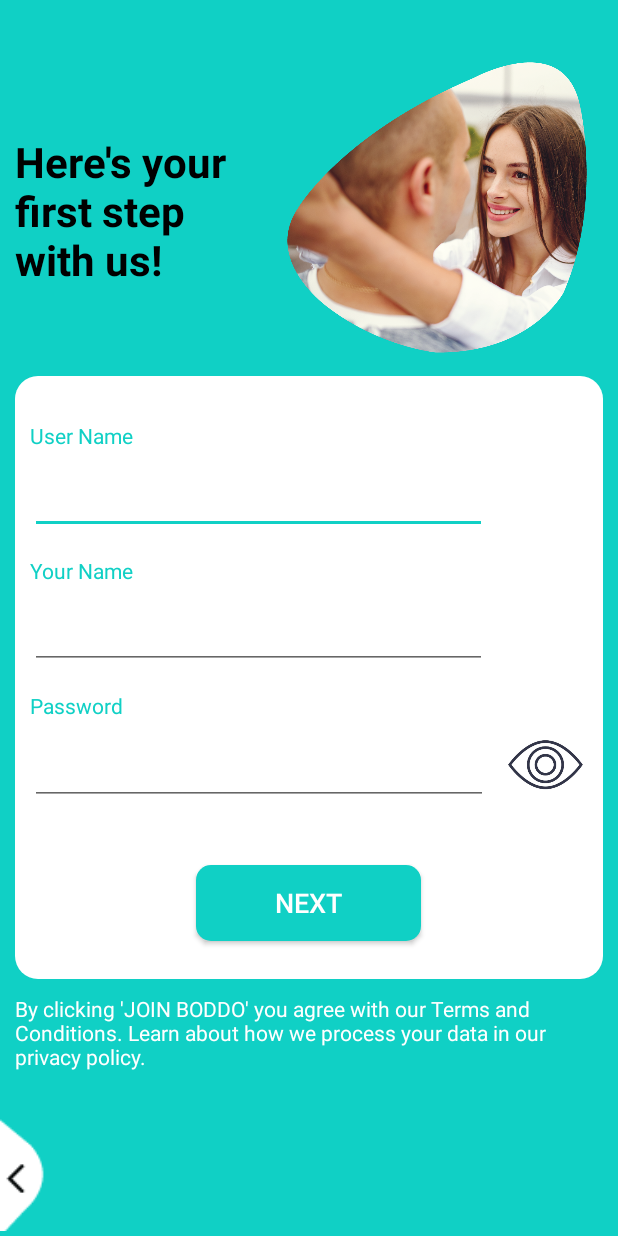
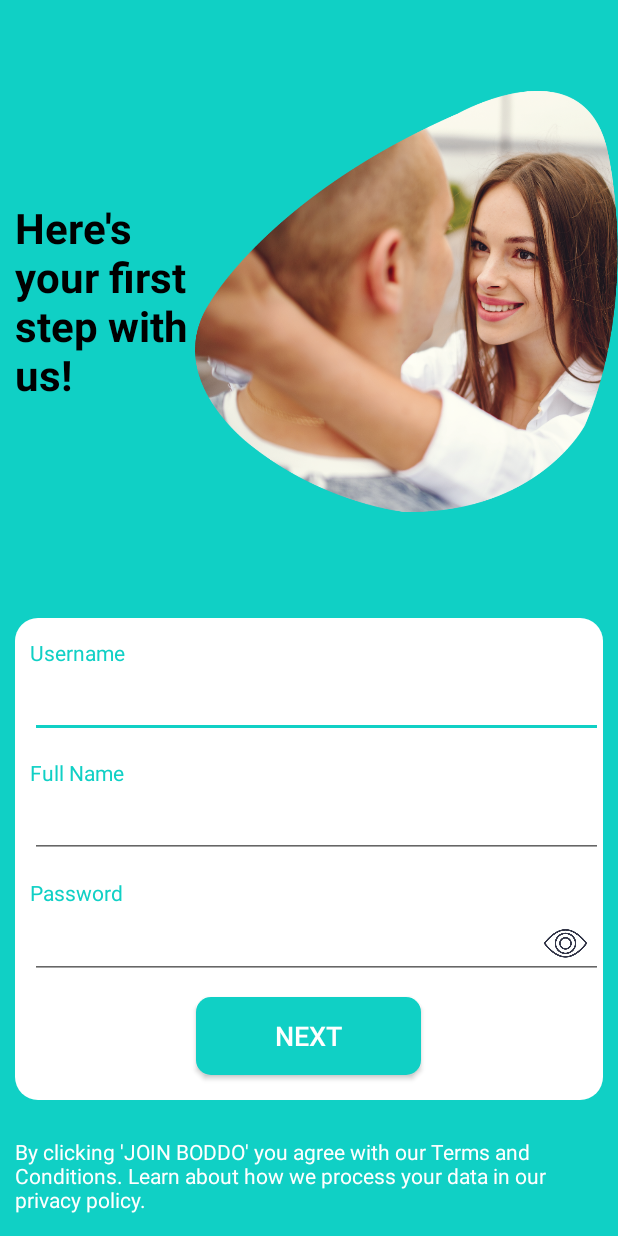
Before and after one commit to IbrarTanim/MyChatApp, an Android app: the RegistrationActivity screen opened directly, with no data from a screen before it, on a phone screen of 412 x 824 dp. Run offline under Robolectric (Android 15) with nearby library versions, the phone set to English and light mode, and no system bars.

Commit message:
Registration. login, forget password done

```diff
--- a/app/src/main/res/layout/activity_login.xml
+++ b/app/src/main/res/layout/activity_login.xml
@@ -3,26 +3,22 @@
     xmlns:app="http://schemas.android.com/apk/res-auto"
     xmlns:tools="http://schemas.android.com/tools"
     android:layout_width="match_parent"
-    android:layout_height="match_parent">
+    android:layout_height="match_parent"
+    android:background="@color/white">
 
     <LinearLayout
         android:layout_width="match_parent"
         android:layout_height="match_parent"
-        android:background="@color/white"
         android:orientation="vertical"
-        android:weightSum="5">
+        android:weightSum="10">
 
-        <View
-            android:layout_width="match_parent"
-            android:layout_height="0dp"
-            android:layout_weight="0.25" />
 
         <LinearLayout
             android:layout_width="match_parent"
             android:layout_height="0dp"
             android:layout_gravity="bottom"
             android:layout_marginLeft="10dp"
-            android:layout_weight="2.5"
+            android:layout_weight="5"
             android:orientation="horizontal"
             android:weightSum="10">
 
@@ -41,7 +37,7 @@
             <ImageView
                 android:layout_width="0dp"
                 android:layout_height="match_parent"
-                android:layout_gravity="center"
+                android:layout_gravity="right"
                 android:layout_weight="7"
                 android:background="@color/transparent"
                 android:scaleType="fitCenter"
@@ -49,16 +45,12 @@
 
         </LinearLayout>
 
-        <View
-            android:layout_width="match_parent"
-            android:layout_height="0dp"
-            android:layout_weight="0.25" />
 
         <LinearLayout
             android:layout_width="match_parent"
             android:layout_height="0dp"
             android:layout_marginLeft="10dp"
-            android:layout_weight="1"
+            android:layout_weight="2"
             android:orientation="vertical"
             android:weightSum="10">
 
@@ -135,7 +127,7 @@
         <LinearLayout
             android:layout_width="match_parent"
             android:layout_height="0dp"
-            android:layout_weight="1"
+            android:layout_weight="2"
             android:orientation="vertical"
             android:weightSum="20">
 
@@ -176,6 +168,11 @@
 
         </LinearLayout>
 
+        <View
+            android:layout_width="match_parent"
+            android:layout_height="0dp"
+            android:layout_weight="1" />
+
 
     </LinearLayout>
 
--- a/app/src/main/res/layout/activity_registration.xml
+++ b/app/src/main/res/layout/activity_registration.xml
@@ -10,18 +10,14 @@
         android:layout_width="match_parent"
         android:layout_height="match_parent"
         android:orientation="vertical"
-        android:weightSum="5">
+        android:weightSum="10">
 
-        <View
-            android:layout_width="match_parent"
-            android:layout_height="0dp"
-            android:layout_weight="0.25" />
 
         <LinearLayout
             android:layout_width="match_parent"
             android:layout_height="0dp"
-            android:layout_gravity="bottom"
-            android:layout_weight="1.25"
+            android:layout_marginLeft="10dp"
+            android:layout_weight="5"
             android:orientation="horizontal"
             android:weightSum="10">
 
@@ -29,21 +25,20 @@
             <TextView
                 android:layout_width="0dp"
                 android:layout_height="match_parent"
-                android:layout_marginLeft="@dimen/ten"
-                android:layout_weight="4"
+                android:layout_weight="3"
                 android:gravity="center|left"
                 android:text="Here's your first step with us!"
                 android:textAlignment="gravity"
                 android:textColor="@color/black"
-                android:textSize="28dp"
+                android:textSize="@dimen/twenty_eight"
                 android:textStyle="bold" />
 
 
             <ImageView
                 android:layout_width="0dp"
                 android:layout_height="match_parent"
-                android:layout_gravity="center"
-                android:layout_weight="6"
+                android:layout_gravity="right"
+                android:layout_weight="7"
                 android:background="@color/transparent"
                 android:scaleType="fitCenter"
                 android:src="@mipmap/registration_page_image" />
@@ -55,7 +50,7 @@
             android:layout_width="match_parent"
             android:layout_height="0dp"
             android:layout_margin="10dp"
-            android:layout_weight="2.5"
+            android:layout_weight="4"
             android:background="@drawable/forget_password_dialog_bg"
             android:orientation="vertical"
             android:weightSum="2">
@@ -66,13 +61,13 @@
                 android:layout_marginLeft="10dp"
                 android:layout_weight="1.5"
                 android:orientation="vertical"
-                android:weightSum="20">
+                android:weightSum="18">
 
 
                 <View
                     android:layout_width="match_parent"
                     android:layout_height="0dp"
-                    android:layout_weight="2" />
+                    android:layout_weight="1" />
 
                 <LinearLayout
                     android:layout_width="match_parent"
@@ -85,14 +80,13 @@
                         android:layout_width="match_parent"
                         android:layout_height="0dp"
                         android:layout_weight="3"
-                        android:text="User Name"
+                        android:text="Username"
                         android:textColor="@color/reference_login" />
 
 
                     <EditText
                         android:layout_width="match_parent"
                         android:layout_height="0dp"
-                        android:layout_marginRight="77dp"
                         android:layout_weight="7"
                         android:textColor="@color/black" />
 
@@ -115,14 +109,13 @@
                         android:layout_width="match_parent"
                         android:layout_height="0dp"
                         android:layout_weight="3"
-                        android:text="Your Name"
+                        android:text="Full Name"
                         android:textColor="@color/reference_login" />
 
 
                     <EditText
                         android:layout_width="match_parent"
                         android:layout_height="0dp"
-                        android:layout_marginRight="77dp"
                         android:layout_weight="7"
                         android:textColor="@color/black" />
 
@@ -149,39 +142,31 @@
                         android:textColor="@color/reference_login" />
 
 
-                    <LinearLayout
+                    <RelativeLayout
                         android:layout_width="match_parent"
                         android:layout_height="0dp"
-                        android:layout_weight="7"
-                        android:orientation="horizontal"
-                        android:weightSum="10">
+                        android:layout_weight="7">
 
 
                         <EditText
-                            android:layout_width="@dimen/zero"
+                            android:layout_width="match_parent"
                             android:layout_height="match_parent"
-                            android:layout_weight="8"
                             android:inputType="textPassword"
                             android:textColor="@color/black" />
 
                         <ImageView
-                            android:layout_width="@dimen/zero"
-                            android:layout_height="match_parent"
-                            android:layout_weight="2"
+                            android:layout_width="@dimen/fifty"
+                            android:layout_height="@dimen/fifty"
+                            android:layout_alignParentRight="true"
                             android:background="@color/transparent"
                             android:padding="@dimen/ten"
                             android:scaleType="fitCenter"
                             android:src="@drawable/password_show_hide_selector" />
 
-                    </LinearLayout>
+                    </RelativeLayout>
 
 
                 </LinearLayout>
-
-                <View
-                    android:layout_width="match_parent"
-                    android:layout_height="0dp"
-                    android:layout_weight="1" />
 
 
             </LinearLayout>
@@ -196,7 +181,7 @@
                 <View
                     android:layout_width="match_parent"
                     android:layout_height="0dp"
-                    android:layout_weight="5" />
+                    android:layout_weight="3" />
 
 
                 <Button
@@ -204,9 +189,7 @@
                     android:layout_width="@dimen/hundred_fifty"
                     android:layout_height="0dp"
                     android:layout_gravity="center"
-                    android:layout_marginLeft="25dp"
-                    android:layout_marginRight="25dp"
-                    android:layout_weight="10"
+                    android:layout_weight="13"
                     android:background="@drawable/login_btn_bg"
                     android:gravity="center"
                     android:text="Next"
@@ -217,7 +200,7 @@
                 <View
                     android:layout_width="match_parent"
                     android:layout_height="0dp"
-                    android:layout_weight="5" />
+                    android:layout_weight="4" />
 
 
             </LinearLayout>
@@ -228,36 +211,19 @@
         <LinearLayout
             android:layout_width="match_parent"
             android:layout_height="0dp"
+            android:layout_marginLeft="@dimen/ten"
+            android:layout_marginRight="@dimen/ten"
             android:layout_weight="1"
-            android:orientation="vertical"
-            android:weightSum="15">
+            android:orientation="vertical">
 
 
-            <LinearLayout
+            <TextView
                 android:layout_width="match_parent"
-                android:layout_height="0dp"
-                android:layout_weight="12"
-                android:orientation="horizontal">
-
-
-                <TextView
-                    android:layout_width="0dp"
-                    android:layout_height="match_parent"
-                    android:layout_marginLeft="@dimen/ten"
-                    android:layout_marginRight="@dimen/ten"
-                    android:layout_weight="3"
-                    android:gravity="left|top"
-                    android:text="By clicking 'JOIN BODDO' you agree with our Terms and Conditions. Learn about how we process your data in our privacy policy."
-                    android:textColor="@color/white" />
-
-
-            </LinearLayout>
-
-
-            <View
-                android:layout_width="match_parent"
-                android:layout_height="0dp"
-                android:layout_weight="3" />
+                android:layout_height="match_parent"
+                android:layout_weight="3"
+                android:gravity="left|center"
+                android:text="By clicking 'JOIN BODDO' you agree with our Terms and Conditions. Learn about how we process your data in our privacy policy."
+                android:textColor="@color/white" />
 
 
         </LinearLayout>
@@ -266,14 +232,4 @@
     </LinearLayout>
 
 
-    <ImageView
-        android:layout_width="30dp"
-        android:layout_height="80dp"
-        android:background="@color/transparent"
-        android:scaleType="fitStart"
-        android:src="@mipmap/back_icon"
-        app:layout_constraintBottom_toBottomOf="parent"
-        app:layout_constraintLeft_toLeftOf="parent" />
-
-
 </android.support.constraint.ConstraintLayout>
--- a/app/src/main/res/layout/info_dialog.xml
+++ b/app/src/main/res/layout/info_dialog.xml
@@ -38,8 +38,7 @@
             android:layout_weight="0.1"
             android:background="@color/transparent"
             android:gravity="center"
-            android:scaleType="fitXY"
-            android:src="@mipmap/horizontal_img" />
+            android:scaleType="fitXY" />
 
 
         <TextView
--- a/app/src/main/res/values/dimens.xml
+++ b/app/src/main/res/values/dimens.xml
@@ -7,4 +7,5 @@
     <dimen name="hundred_fifty">150dp</dimen>
     <dimen name="fifty">50dp</dimen>
     <dimen name="fifteen">15dp</dimen>
+    <dimen name="twenty_eight">28dp</dimen>
 </resources>
```
Also changed, not shown: app/src/main/res/mipmap-hdpi/horizontal_img.png (deleted), app/src/main/res/mipmap-hdpi/login_image.png (deleted), app/src/main/res/mipmap-hdpi/login_page_image.png, app/src/main/res/mipmap-hdpi/registration_image.png (deleted), app/src/main/res/mipmap-hdpi/registration_page_image.png.
